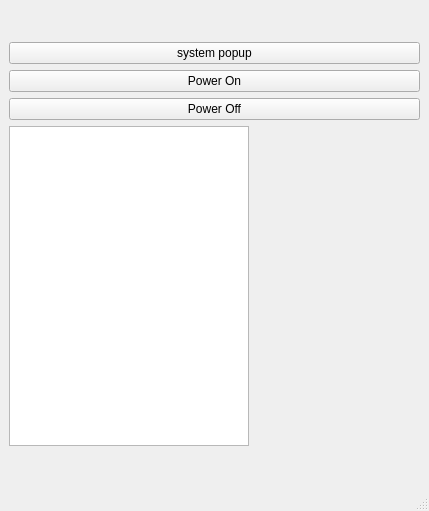
Qt form ui/MainWindow.ui (matgnt/mobos-gui) before a commit.
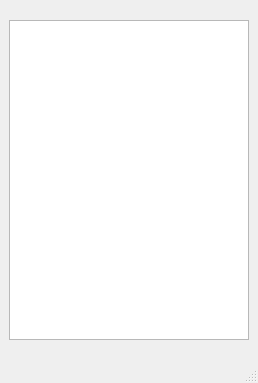
The same form after that commit.

```diff
--- a/ui/MainWindow.ui
+++ b/ui/MainWindow.ui
@@ -6,41 +6,16 @@
    <rect>
     <x>0</x>
     <y>0</y>
-    <width>429</width>
-    <height>511</height>
+    <width>258</width>
+    <height>383</height>
    </rect>
   </property>
   <property name="windowTitle">
    <string>MainWindow</string>
   </property>
   <widget class="QWidget" name="centralwidget">
-   <layout class="QVBoxLayout" name="verticalLayout_2">
-    <item>
      <layout class="QVBoxLayout" name="verticalLayout">
       <item>
-       <widget class="QPushButton" name="btnSystemPopup">
-        <property name="text">
-         <string>system popup</string>
-        </property>
-       </widget>
-      </item>
-      <item>
-       <widget class="QPushButton" name="btnPowerOn">
-        <property name="text">
-         <string>Power On</string>
-        </property>
-       </widget>
-      </item>
-      <item>
-       <widget class="QPushButton" name="btnPowerOff">
-        <property name="text">
-         <string>Power Off</string>
-        </property>
-       </widget>
-      </item>
-      <item>
-       <layout class="QHBoxLayout" name="horizontalLayout">
-        <item>
          <widget class="QGraphicsView" name="graphicsView">
           <property name="minimumSize">
            <size>
@@ -62,23 +37,6 @@
           </property>
          </widget>
         </item>
-        <item>
-         <spacer name="horizontalSpacer">
-          <property name="orientation">
-           <enum>Qt::Horizontal</enum>
-          </property>
-          <property name="sizeHint" stdset="0">
-           <size>
-            <width>40</width>
-            <height>20</height>
-           </size>
-          </property>
-         </spacer>
-        </item>
-       </layout>
-      </item>
-     </layout>
-    </item>
    </layout>
   </widget>
   <widget class="QMenuBar" name="menubar">
```
Left out of the diff: 2 changed lines with no effect on the pictures. Lines whose indentation alone changed are shown as unchanged.
